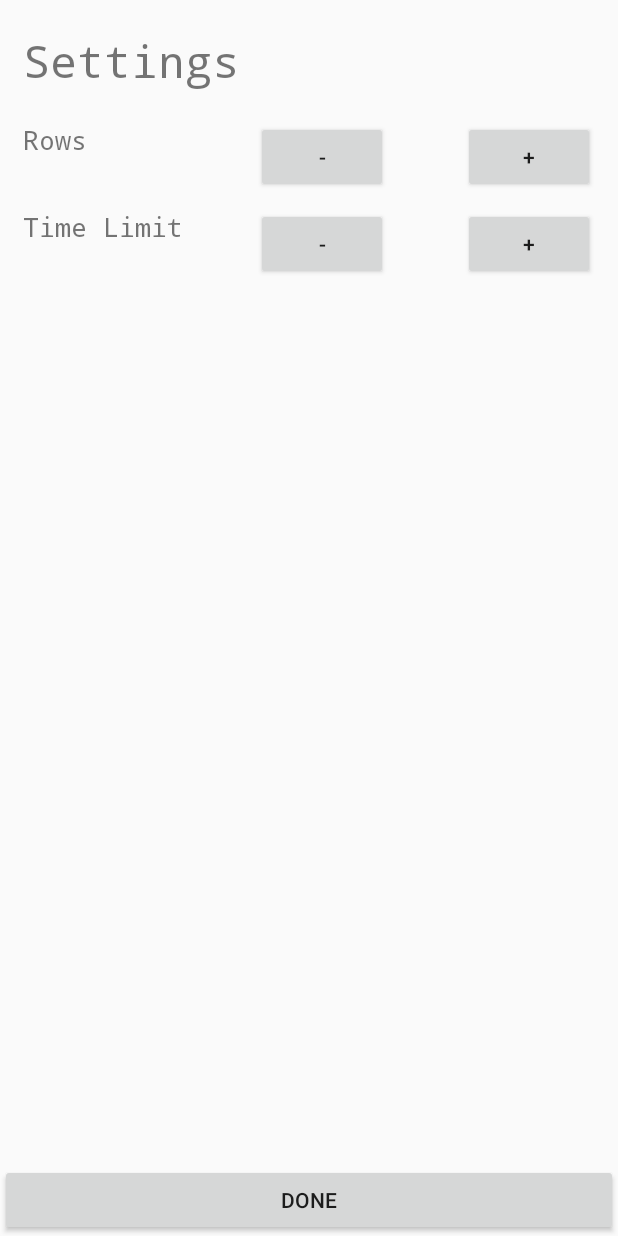
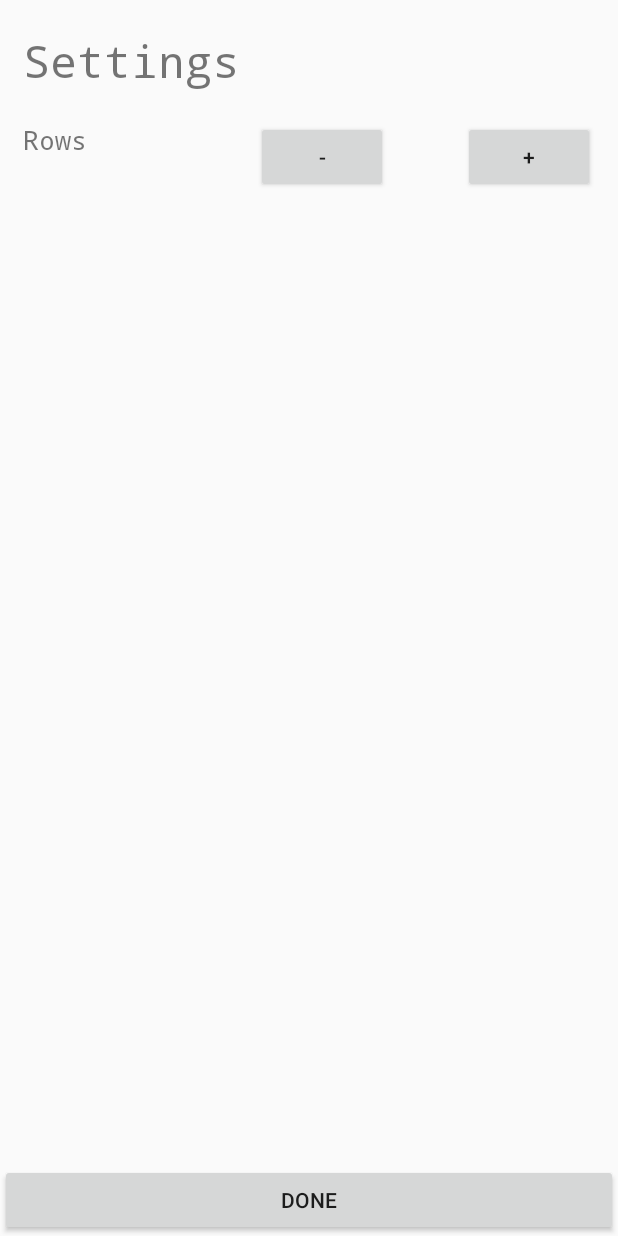
Before and after one commit to jlwang3/MP-5, an Android app: the layout settings.xml on its own in the app's theme, with its tools: preview values and no code run, on a phone screen of 412 x 824 dp. Run offline under Robolectric (Android 15) with nearby library versions, the phone set to English and light mode, and no system bars.

Commit message:
settings nullpointer resolved

```diff
--- a/app/src/main/java/com/example/mp_5/Settings.java
+++ b/app/src/main/java/com/example/mp_5/Settings.java
@@ -11,16 +11,15 @@ import androidx.appcompat.app.AppCompatActivity;
 
 public class Settings extends AppCompatActivity {
     private int rows = 10;
-    private int time = 10;
-
+//    private int time = 10;
 
     protected void onCreate(final Bundle savedInstanceState) {
         super.onCreate(savedInstanceState);
         setContentView(R.layout.settings);
 
         // Clear view
-        LinearLayout settings = findViewById(R.id.allSettings);
-        settings.removeAllViews();
+//        LinearLayout settings = findViewById(R.id.allSettings);
+//        settings.removeAllViews();
 
         // Get buttons and text
         Button rowsPlus = findViewById(R.id.rowsPlus);
@@ -33,10 +32,11 @@ public class Settings extends AppCompatActivity {
 
         // Get previous settings
         Intent intent = getIntent();
-        rows = intent.getIntExtra("rows", 10);
-        time = intent.getIntExtra("time", 10);
+        rows = intent.getIntExtra("rows", 0);
+//        time = intent.getIntExtra("time", 10);
 
         // Set time and rows
+        System.out.println(rowsText == null);
         rowsText.setText(String.format("%s", rows));
 //        String setTime = time + "s";
 //        timeText.setText(setTime);
@@ -44,11 +44,11 @@ public class Settings extends AppCompatActivity {
         // Set click listeners
         rowsPlus.setOnClickListener(v -> {
             changeRows(1);
-            rowsText.setText(rows);
+            rowsText.setText(rows + "");
         });
         rowsMinus.setOnClickListener(v -> {
             changeRows(-1);
-            rowsText.setText(rows);
+            rowsText.setText(rows + "");
         });
 //        timePlus.setOnClickListener(v -> {
 //            changeTime(5);
@@ -84,7 +84,7 @@ public class Settings extends AppCompatActivity {
         // Set and pass intent
         Intent intent = new Intent(this, NewGameActivity.class);
         intent.putExtra("rows", rows);
-        intent.putExtra("time", time);
+//        intent.putExtra("time", time);
         startActivity(intent);
         finish();
     }
--- a/app/src/main/res/layout/settings.xml
+++ b/app/src/main/res/layout/settings.xml
@@ -64,49 +64,49 @@
 
     </LinearLayout>
 
-    <LinearLayout
-        android:layout_width="match_parent"
-        android:layout_height="wrap_content"
-        android:orientation="horizontal"
-        android:paddingLeft="15dp"
-        android:paddingRight="15dp">
+<!--    <LinearLayout-->
+<!--        android:layout_width="match_parent"-->
+<!--        android:layout_height="wrap_content"-->
+<!--        android:orientation="horizontal"-->
+<!--        android:paddingLeft="15dp"-->
+<!--        android:paddingRight="15dp">-->
 
-        <TextView
-            android:id="@+id/timeLimitTitle"
-            android:layout_width="0dp"
-            android:layout_height="wrap_content"
-            android:layout_weight="100"
-            android:text="@string/time_limit"
-            android:textSize="18sp"
-            app:fontFamily="monospace" />
+<!--        <TextView-->
+<!--            android:id="@+id/timeLimitTitle"-->
+<!--            android:layout_width="0dp"-->
+<!--            android:layout_height="wrap_content"-->
+<!--            android:layout_weight="100"-->
+<!--            android:text="@string/time_limit"-->
+<!--            android:textSize="18sp"-->
+<!--            app:fontFamily="monospace" />-->
 
-        <LinearLayout
-            android:layout_width="wrap_content"
-            android:layout_height="wrap_content"
-            android:orientation="horizontal">
+<!--        <LinearLayout-->
+<!--            android:layout_width="wrap_content"-->
+<!--            android:layout_height="wrap_content"-->
+<!--            android:orientation="horizontal">-->
 
-            <Button
-                android:id="@+id/timeMinus"
-                android:layout_width="wrap_content"
-                android:layout_height="wrap_content"
-                android:text="@string/minus"
-                android:textSize="14sp" />
+<!--            <Button-->
+<!--                android:id="@+id/timeMinus"-->
+<!--                android:layout_width="wrap_content"-->
+<!--                android:layout_height="wrap_content"-->
+<!--                android:text="@string/minus"-->
+<!--                android:textSize="14sp" />-->
 
-            <TextView
-                android:id="@+id/timeSet"
-                android:layout_width="50dp"
-                android:layout_height="wrap_content"
-                android:gravity="center" />
+<!--            <TextView-->
+<!--                android:id="@+id/timeSet"-->
+<!--                android:layout_width="50dp"-->
+<!--                android:layout_height="wrap_content"-->
+<!--                android:gravity="center" />-->
 
-            <Button
-                android:id="@+id/timePlus"
-                android:layout_width="wrap_content"
-                android:layout_height="wrap_content"
-                android:text="@string/plus"
-                android:textSize="14sp" />
-        </LinearLayout>
+<!--            <Button-->
+<!--                android:id="@+id/timePlus"-->
+<!--                android:layout_width="wrap_content"-->
+<!--                android:layout_height="wrap_content"-->
+<!--                android:text="@string/plus"-->
+<!--                android:textSize="14sp" />-->
+<!--        </LinearLayout>-->
 
-    </LinearLayout>
+<!--    </LinearLayout>-->
 
     <LinearLayout
         android:layout_width="match_parent"
```
